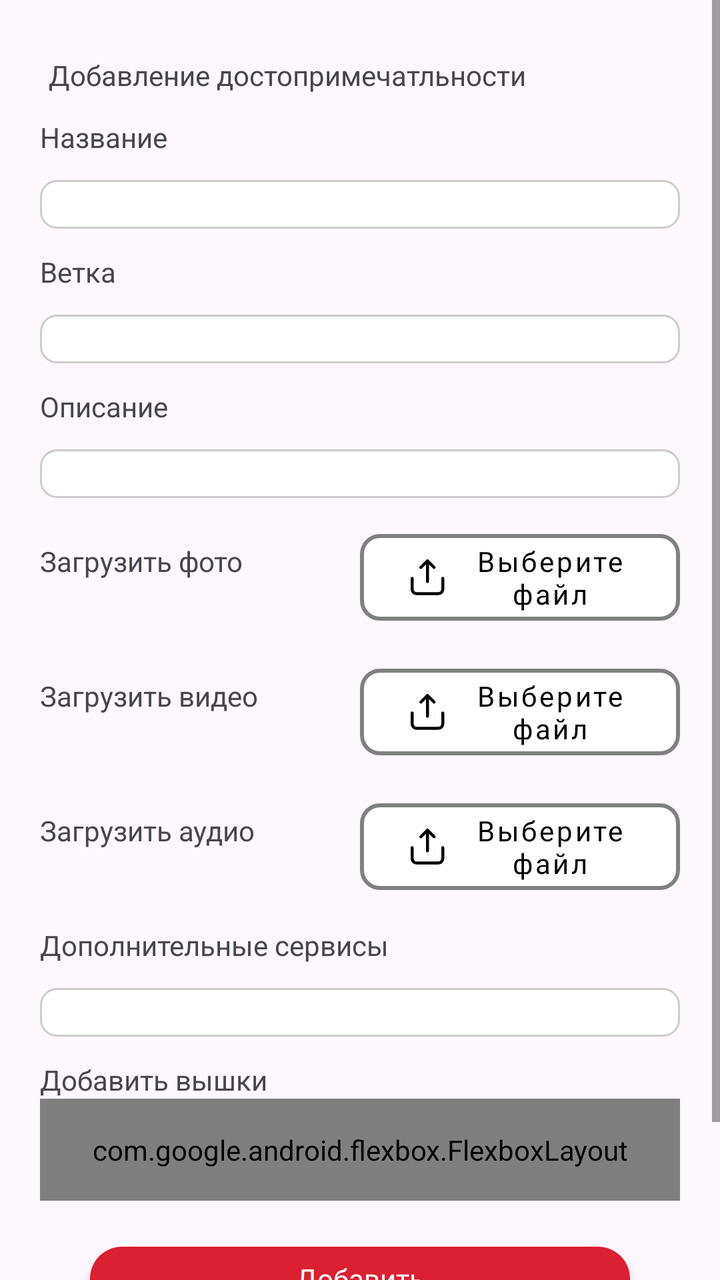
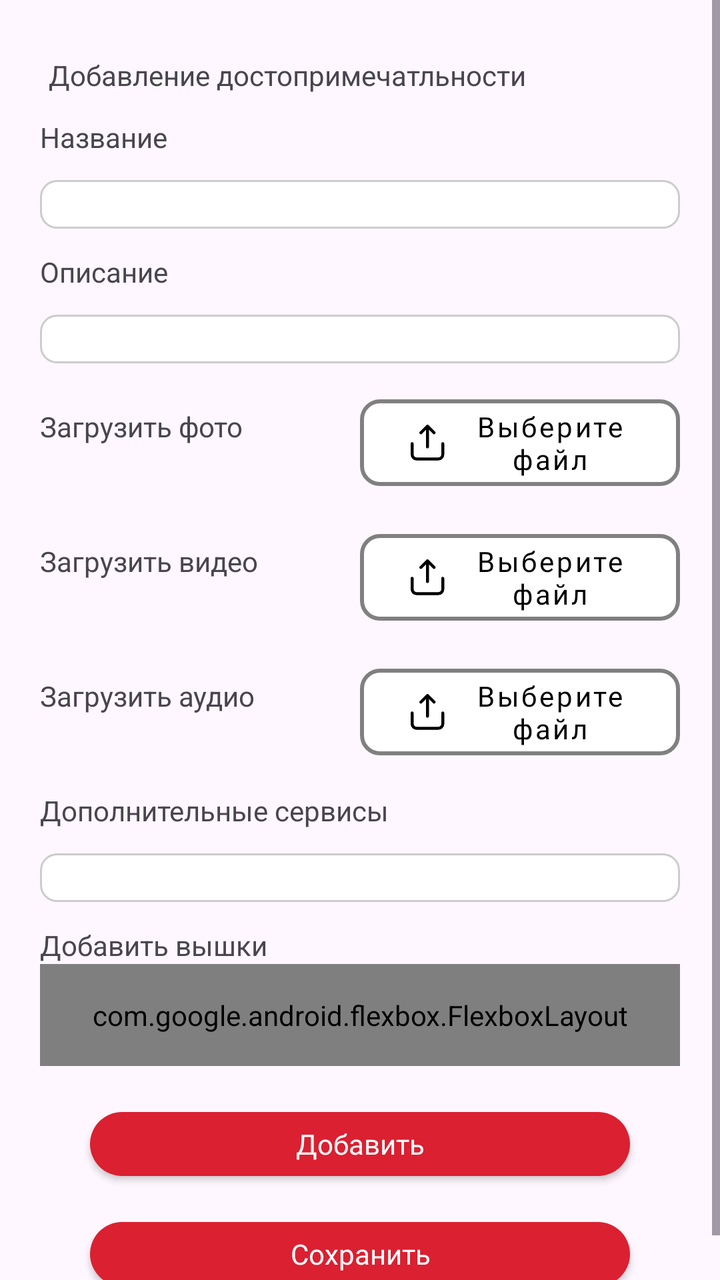

Two renders of the same Android screen: before a commit and after it. Below are the layout's source before the change and the commit's diff.
<!-- AndroidManifest.xml: application theme Theme.VKR -->
<!-- res/layout/fragment_add_attraction.xml -->
<?xml version="1.0" encoding="utf-8"?>
<androidx.constraintlayout.widget.ConstraintLayout xmlns:android="http://schemas.android.com/apk/res/android"
    xmlns:app="http://schemas.android.com/apk/res-auto"
    xmlns:tools="http://schemas.android.com/tools"
    android:layout_width="match_parent"
    android:id="@+id/station_fragment"
    tools:context="com.example.vkr.presentation.fragments.AddAttractionFragment"
    android:layout_height="match_parent">

    <ScrollView
        android:layout_width="match_parent"
        android:layout_height="match_parent"
        android:fillViewport="true"
        app:layout_constraintBottom_toBottomOf="parent"
        app:layout_constraintEnd_toEndOf="parent"
        app:layout_constraintStart_toStartOf="parent"
        app:layout_constraintTop_toTopOf="parent">

        <androidx.constraintlayout.widget.ConstraintLayout
            android:layout_width="match_parent"
            android:paddingHorizontal="20dp"

            android:layout_height="wrap_content">

            <TextView
                android:id="@+id/add_station_txt"
                android:layout_width="wrap_content"
                android:layout_height="wrap_content"
                android:layout_marginTop="28dp"
                android:text="Добавление достопримечатльности"
                app:layout_constraintEnd_toEndOf="parent"
                app:layout_constraintHorizontal_bias="0.055"
                app:layout_constraintStart_toStartOf="parent"

                app:layout_constraintTop_toTopOf="parent" />





            <TextView
                android:id="@+id/add_station_name_txt"
                android:layout_width="0dp"
                android:layout_height="wrap_content"
                android:layout_marginTop="12dp"
                android:text="Название"
                app:layout_constraintEnd_toEndOf="parent"
                app:layout_constraintStart_toStartOf="parent"
                app:layout_constraintTop_toBottomOf="@+id/add_station_txt" />
            <EditText
                android:id="@+id/add_station_name_edit"
                android:layout_width="0dp"
                android:layout_height="wrap_content"
                android:layout_marginTop="12dp"
                android:background="@drawable/edit_text_rounded"

                app:layout_constraintEnd_toEndOf="parent"
                app:layout_constraintStart_toStartOf="parent"
                app:layout_constraintTop_toBottomOf="@+id/add_station_name_txt" />
            <TextView
                android:id="@+id/add_station_branch_txt"
                android:layout_width="0dp"
                android:layout_height="wrap_content"
                android:layout_marginTop="12dp"
                android:text="Ветка"
                app:layout_constraintEnd_toEndOf="parent"
                app:layout_constraintStart_toStartOf="parent"
                app:layout_constraintTop_toBottomOf="@+id/add_station_name_edit" />
            <EditText
                android:id="@+id/add_station_branch_edit"

                android:layout_width="0dp"
                android:layout_height="wrap_content"
                android:layout_marginTop="12dp"
                android:background="@drawable/edit_text_rounded"

                app:layout_constraintEnd_toEndOf="parent"
                app:layout_constraintStart_toStartOf="parent"
                app:layout_constraintTop_toBottomOf="@+id/add_station_branch_txt" />

            <TextView
                android:id="@+id/add_station_description_txt"
                android:layout_width="0dp"
                android:layout_height="wrap_content"
                android:layout_marginTop="12dp"
                android:text="Описание"
                app:layout_constraintEnd_toEndOf="parent"
                app:layout_constraintStart_toStartOf="parent"
                app:layout_constraintTop_toBottomOf="@+id/add_station_branch_edit" />
            <EditText
                android:id="@+id/add_station_description_edit"

                android:layout_width="0dp"
                android:layout_height="wrap_content"
                android:layout_marginTop="12dp"
                android:background="@drawable/edit_text_rounded"
                android:inputType="textMultiLine"
                android:gravity="top|start"
                app:layout_constraintEnd_toEndOf="parent"
                app:layout_constraintStart_toStartOf="parent"
                app:layout_constraintTop_toBottomOf="@+id/add_station_description_txt" />
            <LinearLayout
                android:id="@+id/add_station_photo_layout"
                android:layout_width="match_parent"
                android:layout_height="wrap_content"
                android:orientation="horizontal"
                android:layout_marginTop="12dp"
                app:layout_constraintEnd_toEndOf="parent"
                app:layout_constraintStart_toStartOf="parent"
                app:layout_constraintTop_toBottomOf="@+id/add_station_description_edit" >
                <TextView
                    android:id="@+id/upload_photo_txt"
                    android:layout_width="0dp"
                    android:layout_height="wrap_content"
                    android:layout_weight="1"

                    android:text="Загрузить фото"
                    />
                <com.google.android.material.button.MaterialButton

                    android:id="@+id/add_station_upload_photo_btn"
                    android:layout_width="0dp"
                    android:layout_height="wrap_content"
                    android:layout_weight="1"
                    android:text="Выберите файл"
                    style="@style/GreyButtonStyle"
                    android:textAllCaps="false"
                    app:icon="@drawable/vector__1_"
                    app:iconPadding="12dp"
                    app:iconTint="@color/colorBlack"
                    app:iconGravity="textStart"
                    android:drawablePadding="8dp"
                    />
            </LinearLayout>
            <LinearLayout
                android:id="@+id/add_station_video_layout"
                android:layout_width="match_parent"
                android:layout_height="wrap_content"
                android:orientation="horizontal"
                android:layout_marginTop="12dp"
                app:layout_constraintEnd_toEndOf="parent"
                app:layout_constraintStart_toStartOf="parent"
                app:layout_constraintTop_toBottomOf="@+id/add_station_photo_layout" >
                <TextView
                    android:id="@+id/upload_video_txt"
                    android:layout_width="0dp"
                    android:layout_height="wrap_content"
                    android:layout_weight="1"

                    android:text="Загрузить видео"
                    />
                <com.google.android.material.button.MaterialButton

                    android:id="@+id/add_station_upload_video_btn"
                    android:layout_width="0dp"
                    android:layout_height="wrap_content"
                    android:layout_weight="1"
                    android:text="Выберите файл"
                    style="@style/GreyButtonStyle"
                    android:textAllCaps="false"
                    app:icon="@drawable/vector__1_"
                    app:iconPadding="12dp"
                    app:iconTint="@color/colorBlack"
                    app:iconGravity="textStart"
                    android:drawablePadding="8dp"
                    />
            </LinearLayout>
            <LinearLayout
                android:id="@+id/add_station_audio_layout"
                android:layout_width="match_parent"
                android:layout_height="wrap_content"
                android:orientation="horizontal"
                android:layout_marginTop="12dp"
                app:layout_constraintEnd_toEndOf="parent"
                app:layout_constraintStart_toStartOf="parent"
                app:layout_constraintTop_toBottomOf="@+id/add_station_video_layout" >
                <TextView
                    android:id="@+id/upload_audio_txt"
                    android:layout_width="0dp"
                    android:layout_height="wrap_content"
                    android:layout_weight="1"

                    android:text="Загрузить аудио"
                    />
                <com.google.android.material.button.MaterialButton

                    android:id="@+id/add_station_upload_audio_btn"
                    android:layout_width="0dp"
                    android:layout_height="wrap_content"
                    android:layout_weight="1"
                    android:text="Выберите файл"
                    style="@style/GreyButtonStyle"
                    android:textAllCaps="false"
                    app:icon="@drawable/vector__1_"
                    app:iconPadding="12dp"
                    app:iconTint="@color/colorBlack"
                    app:iconGravity="textStart"
                    android:drawablePadding="8dp"
                    />
            </LinearLayout>
            <TextView
                android:id="@+id/add_station_extra_services_txt"
                android:layout_width="0dp"
                android:layout_height="wrap_content"
                android:layout_marginTop="12dp"
                android:text="Дополнительные сервисы"
                app:layout_constraintEnd_toEndOf="parent"
                app:layout_constraintStart_toStartOf="parent"
                app:layout_constraintTop_toBottomOf="@+id/add_station_audio_layout" />
            <EditText
                android:id="@+id/add_station_extra_services_edit"
                android:layout_width="0dp"
                android:layout_height="wrap_content"
                android:layout_marginTop="12dp"
                android:background="@drawable/edit_text_rounded"

                app:layout_constraintEnd_toEndOf="parent"
                app:layout_constraintStart_toStartOf="parent"
                app:layout_constraintTop_toBottomOf="@+id/add_station_extra_services_txt" />

            <TextView
                android:id="@+id/add_cell_towers_txt"
                android:layout_width="0dp"
                android:layout_height="wrap_content"
                android:layout_marginTop="12dp"
                android:text="Добавить вышки"
                app:layout_constraintEnd_toEndOf="parent"
                app:layout_constraintStart_toStartOf="parent"
                app:layout_constraintTop_toBottomOf="@+id/add_station_extra_services_edit" />
            <com.google.android.flexbox.FlexboxLayout
                android:id="@+id/flex_box"
                android:layout_width="match_parent"
                android:layout_height="wrap_content"
                android:padding="16dp"
                app:flexWrap="wrap"
                app:justifyContent="flex_start"
                app:alignItems="flex_start"
                app:layout_constraintEnd_toEndOf="parent"
                app:layout_constraintStart_toStartOf="parent"
                app:layout_constraintTop_toBottomOf="@+id/add_cell_towers_txt" >
                
                <LinearLayout
                    android:layout_width="0dp"
                    android:layout_height="wrap_content"
                    android:orientation="vertical"
                    android:padding="8dp"
                    app:layout_flexBasisPercent="30%">

                    <TextView
                        android:layout_width="match_parent"
                        android:layout_height="wrap_content"
                        android:text="LAC"
                        android:textSize="14sp" />

                    <EditText
                        android:layout_width="match_parent"
                        android:layout_height="wrap_content"
                        android:hint=""
                        android:background="@drawable/edit_text_rounded"

                        android:inputType="text" />
                </LinearLayout>

                
                <LinearLayout
                    android:layout_width="0dp"
                    android:layout_height="wrap_content"
                    android:orientation="vertical"
                    android:padding="8dp"
                    app:layout_flexBasisPercent="30%">

                    <TextView
                        android:layout_width="match_parent"
                        android:layout_height="wrap_content"
                        android:text="CID"
                        android:textSize="14sp" />

                    <EditText
                        android:layout_width="match_parent"
                        android:layout_height="wrap_content"
                        android:hint=""
                        android:background="@drawable/edit_text_rounded"

                        android:inputType="text" />
                </LinearLayout>

                
                <LinearLayout
                    android:layout_width="0dp"
                    android:layout_height="wrap_content"
                    android:orientation="vertical"
                    android:padding="8dp"
                    app:layout_flexBasisPercent="30%">

                    <TextView
                        android:layout_width="match_parent"
                        android:layout_height="wrap_content"
                        android:text="MCC"
                        android:textSize="14sp" />

                    <EditText
                        android:layout_width="match_parent"
                        android:layout_height="wrap_content"
                        android:hint=""
                        android:background="@drawable/edit_text_rounded"

                        android:inputType="text" />
                </LinearLayout>

                
                <LinearLayout
                    android:layout_width="0dp"
                    android:layout_height="wrap_content"
                    android:orientation="vertical"
                    android:padding="8dp"
                    app:layout_flexBasisPercent="30%">

                    <TextView
                        android:layout_width="match_parent"
                        android:layout_height="wrap_content"
                        android:text="MNC"
                        android:textSize="14sp" />

                    <EditText
                        android:layout_width="match_parent"
                        android:layout_height="wrap_content"
                        android:hint=""
                        android:background="@drawable/edit_text_rounded"

                        android:inputType="text" />
                </LinearLayout>

                
                <LinearLayout
                    android:layout_width="0dp"
                    android:layout_height="wrap_content"
                    android:orientation="vertical"
                    android:padding="8dp"
                    app:layout_flexBasisPercent="30%">

                    <TextView
                        android:layout_width="match_parent"
                        android:layout_height="wrap_content"
                        android:text="RADIO"
                        android:textSize="14sp" />

                    <EditText
                        android:layout_width="match_parent"
                        android:layout_height="wrap_content"
                        android:hint=""
                        android:background="@drawable/edit_text_rounded"

                        android:inputType="text" />
                </LinearLayout>

            </com.google.android.flexbox.FlexboxLayout>
            <androidx.appcompat.widget.AppCompatButton
                android:id="@+id/add_station_add_cell_btn"
                android:layout_width="270dp"
                android:layout_height="32dp"
                android:layout_marginTop="23dp"
                style="@style/RedButtonStyle"
                android:minHeight="0dp"
                android:text="Добавить"
                android:textAllCaps="false"

                app:layout_constraintEnd_toEndOf="parent"
                app:layout_constraintStart_toStartOf="parent"
                app:layout_constraintTop_toBottomOf="@id/flex_box" />

            <androidx.appcompat.widget.AppCompatButton
                android:id="@+id/add_station_btn"
                android:layout_width="270dp"
                android:layout_height="32dp"
                android:layout_marginTop="23dp"
                style="@style/RedButtonStyle"
                android:minHeight="0dp"
                android:text="Сохранить"
                android:textAllCaps="false"
                android:layout_marginBottom="20dp"
                app:layout_constraintEnd_toEndOf="parent"
                app:layout_constraintStart_toStartOf="parent"
                app:layout_constraintBottom_toBottomOf="parent"
                app:layout_constraintTop_toBottomOf="@id/add_station_add_cell_btn" />

        </androidx.constraintlayout.widget.ConstraintLayout>
    </ScrollView>
</androidx.constraintlayout.widget.ConstraintLayout>
<!-- resources referenced by this layout -->
<resources>
  <color name="colorBlack">#000000</color>
  <!-- drawable edit_text_rounded (drawable) -->
  <shape xmlns:android="http://schemas.android.com/apk/res/android"
      android:shape="rectangle">
      <solid android:color="#FFFFFF" />
      <corners android:radius="8dp" />
      <stroke android:width="1dp" android:color="#CCCCCC" />
  </shape>
  <!-- drawable vector__1_ (drawable) -->
  <vector xmlns:android="http://schemas.android.com/apk/res/android"
      android:width="13dp"
      android:height="13dp"
      android:strokeColor="#FFFFFF"
      android:viewportWidth="13"
      android:viewportHeight="13">
    <path
        android:pathData="M6.065,1.33V8.038M8.433,2.909L6.065,0.541L3.698,2.909M0.541,6.855V10.801C0.541,11.219 0.707,11.621 1.003,11.917C1.299,12.213 1.701,12.379 2.119,12.379H10.011C10.43,12.379 10.831,12.213 11.127,11.917C11.423,11.621 11.59,11.219 11.59,10.801V6.855"
        android:strokeLineJoin="round"
        android:strokeWidth="1.08232"
        android:fillColor="#00000000"
        android:strokeColor="#000000"
        android:strokeLineCap="round"/>
  </vector>
  <style name="GreyButtonStyle" parent="Widget.MaterialComponents.Button.OutlinedButton">
          <item name="android:fontFamily">@font/inter_regular</item>
          <item name="android:textColor">#000000</item>
          <item name="android:textSize">14sp</item>
          <item name="strokeColor">#808080</item>
          <item name="strokeWidth">2dp</item>
          <item name="cornerRadius">10dp</item>
          <item name="backgroundTint">#FFFFFF</item>
      </style>
  <style name="RedButtonStyle" parent="Widget.AppCompat.Button">
          <item name="android:background">@drawable/red_button</item>
          <item name="android:fontFamily">@font/roboto_regular</item>
          <item name="android:textColor">#FFFFFF</item>
          <item name="android:textSize">14sp</item>
  
      </style>
  <style name="Theme.VKR" parent="Base.Theme.VKR" />
  <!-- drawable red_button (drawable) -->
  <?xml version="1.0" encoding="utf-8"?>
  <selector xmlns:android="http://schemas.android.com/apk/res/android">
      <item android:state_pressed="true" >
          <shape
              android:shape="rectangle" >
  
              <corners
                  android:radius="100dp"/>
              <solid
  
                  android:color="#DA2031"/>
          </shape>
      </item>
      <item android:state_focused="true">
          <shape
              android:shape="rectangle" >
  
              <corners
                  android:radius="100dp"/>
              <solid
  
                  android:color="#DA2031"/>
  
          </shape>
      </item>
      <item >
          <shape
              android:shape="rectangle" >
  
              <corners
                  android:radius="100dp"/>
              <solid
  
                  android:color="#DA2031"/>
          </shape>
      </item>
  </selector>
  <style name="Base.Theme.VKR" parent="Theme.Material3.DayNight.NoActionBar">
          
          
      </style>
</resources>

<!-- the commit's change to res/layout/fragment_add_attraction.xml (unified diff, before → after) -->
@@ -57,36 +57,17 @@
                 app:layout_constraintEnd_toEndOf="parent"
                 app:layout_constraintStart_toStartOf="parent"
                 app:layout_constraintTop_toBottomOf="@+id/add_station_name_txt" />
-            <TextView
-                android:id="@+id/add_station_branch_txt"
-                android:layout_width="0dp"
-                android:layout_height="wrap_content"
-                android:layout_marginTop="12dp"
-                android:text="Ветка"
+
+            <TextView
+                android:id="@+id/add_station_description_txt"
+                android:layout_width="0dp"
+                android:layout_marginTop="12dp"
+
+                android:layout_height="wrap_content"
+                android:text="Описание"
                 app:layout_constraintEnd_toEndOf="parent"
                 app:layout_constraintStart_toStartOf="parent"
                 app:layout_constraintTop_toBottomOf="@+id/add_station_name_edit" />
-            <EditText
-                android:id="@+id/add_station_branch_edit"
-
-                android:layout_width="0dp"
-                android:layout_height="wrap_content"
-                android:layout_marginTop="12dp"
-                android:background="@drawable/edit_text_rounded"
-
-                app:layout_constraintEnd_toEndOf="parent"
-                app:layout_constraintStart_toStartOf="parent"
-                app:layout_constraintTop_toBottomOf="@+id/add_station_branch_txt" />
-
-            <TextView
-                android:id="@+id/add_station_description_txt"
-                android:layout_width="0dp"
-                android:layout_height="wrap_content"
-                android:layout_marginTop="12dp"
-                android:text="Описание"
-                app:layout_constraintEnd_toEndOf="parent"
-                app:layout_constraintStart_toStartOf="parent"
-                app:layout_constraintTop_toBottomOf="@+id/add_station_branch_edit" />
             <EditText
                 android:id="@+id/add_station_description_edit"
 
